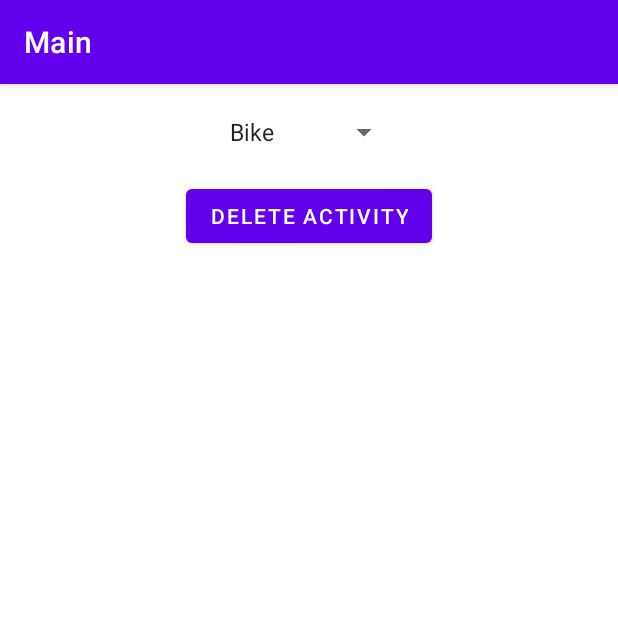
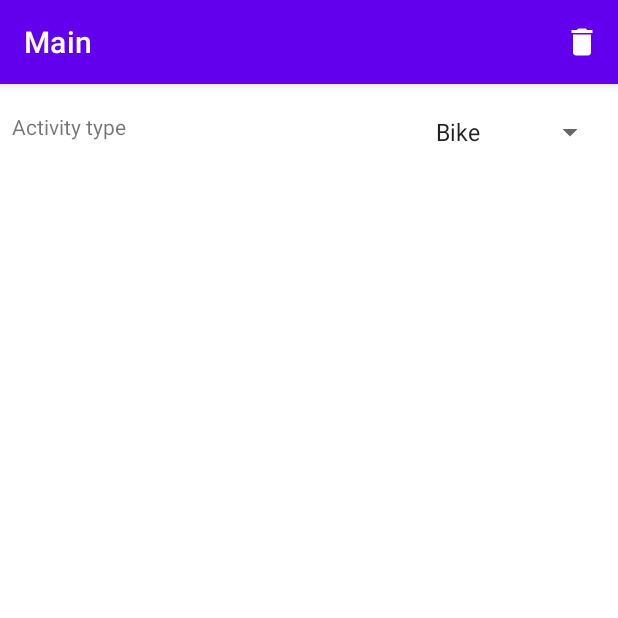
Before and after one commit to AdrianMiozga/Franko, an Android app: the fragment ActivityEditFragment placed in its activity, on a phone screen of 412 x 824 dp, the top half of it. Run offline under Robolectric (Android 15) with nearby library versions, the phone set to English and light mode, and no system bars; our stand-ins replace Dagger/Hilt's generated code, Firebase (no records; nobody signed in at launch, a user with empty details on screens opened directly), navigation-ui; libraries missing offline, so code that uses them is left out: com.firebase.ui; 2 statements that could not run were skipped.

Commit message:
Move Delete Activity to menu

```diff
--- a/app/src/main/java/org/wentura/franko/activityedit/ActivityEditFragment.kt
+++ b/app/src/main/java/org/wentura/franko/activityedit/ActivityEditFragment.kt
@@ -1,6 +1,9 @@
 package org.wentura.franko.activityedit
 
 import android.os.Bundle
+import android.view.Menu
+import android.view.MenuInflater
+import android.view.MenuItem
 import android.view.View
 import android.widget.AdapterView
 import androidx.appcompat.app.AlertDialog
@@ -36,25 +39,6 @@
         val binding = FragmentActivityEditBinding.bind(view)
         fragmentActivityEditBinding = binding
 
-        val activityDelete = binding.activityEditDelete
-
-        activityDelete.setOnClickListener {
-            AlertDialog
-                .Builder(requireContext())
-                .setMessage(getString(R.string.delete_activity_dialog_message))
-                .setPositiveButton(R.string.delete) { _, _ ->
-                    activityRepository
-                        .deleteActivity(args.id)
-                        .addOnSuccessListener {
-                            Navigation.findNavController(view).navigateUp()
-                            Navigation.findNavController(view).navigateUp()
-                        }
-                }
-                .setNegativeButton(R.string.cancel) { _, _ -> }
-                .create()
-                .show()
-        }
-
         val spinner = binding.activityEditActivitySpinner
         spinner.onItemSelectedListener = this
 
@@ -65,6 +49,37 @@
             val id = resources.getStringArray(R.array.activities_array).indexOf(activityType)
 
             spinner.setSelection(id)
+        }
+
+        setHasOptionsMenu(true)
+    }
+
+    override fun onCreateOptionsMenu(menu: Menu, inflater: MenuInflater) {
+        inflater.inflate(R.menu.menu_delete, menu)
+    }
+
+    override fun onOptionsItemSelected(item: MenuItem): Boolean {
+        return when (item.itemId) {
+            R.id.delete -> {
+                AlertDialog
+                    .Builder(requireContext())
+                    .setMessage(getString(R.string.delete_activity_dialog_message))
+                    .setPositiveButton(R.string.delete) { _, _ ->
+                        activityRepository
+                            .deleteActivity(args.id)
+                            .addOnSuccessListener {
+                                view?.let { view ->
+                                    Navigation.findNavController(view).navigateUp()
+                                    Navigation.findNavController(view).navigateUp()
+                                }
+                            }
+                    }
+                    .setNegativeButton(R.string.cancel) { _, _ -> }
+                    .create()
+                    .show()
+                true
+            }
+            else -> super.onOptionsItemSelected(item)
         }
     }
 
--- /dev/null
+++ b/app/src/main/res/drawable/ic_delete.xml
@@ -0,0 +1,11 @@
+<vector
+    xmlns:android="http://schemas.android.com/apk/res/android"
+    android:width="24dp"
+    android:height="24dp"
+    android:tint="?attr/colorControlNormal"
+    android:viewportWidth="24"
+    android:viewportHeight="24">
+    <path
+        android:fillColor="@android:color/white"
+        android:pathData="M6,19c0,1.1 0.9,2 2,2h8c1.1,0 2,-0.9 2,-2V7H6v12zM19,4h-3.5l-1,-1h-5l-1,1H5v2h14V4z" />
+</vector>
--- a/app/src/main/res/layout/fragment_activity_edit.xml
+++ b/app/src/main/res/layout/fragment_activity_edit.xml
@@ -4,6 +4,16 @@
     xmlns:app="http://schemas.android.com/apk/res-auto"
     android:layout_width="match_parent"
     android:layout_height="match_parent">
+
+    <TextView
+        android:id="@+id/activity_edit_activity_type"
+        android:layout_width="wrap_content"
+        android:layout_height="wrap_content"
+        android:layout_margin="8dp"
+        android:text="@string/activity_type"
+        app:layout_constraintBottom_toBottomOf="@id/activity_edit_activity_spinner"
+        app:layout_constraintStart_toStartOf="parent"
+        app:layout_constraintTop_toTopOf="parent" />
 
     <Spinner
         android:id="@+id/activity_edit_activity_spinner"
@@ -12,17 +22,6 @@
         android:layout_margin="8dp"
         android:entries="@array/activities_array"
         app:layout_constraintEnd_toEndOf="parent"
-        app:layout_constraintStart_toStartOf="parent"
         app:layout_constraintTop_toTopOf="parent" />
 
-    <Button
-        android:id="@+id/activity_edit_delete"
-        android:layout_width="wrap_content"
-        android:layout_height="wrap_content"
-        android:layout_margin="8dp"
-        android:text="@string/delete_activity"
-        app:layout_constraintEnd_toEndOf="parent"
-        app:layout_constraintStart_toStartOf="parent"
-        app:layout_constraintTop_toBottomOf="@id/activity_edit_activity_spinner" />
-
 </androidx.constraintlayout.widget.ConstraintLayout>
--- /dev/null
+++ b/app/src/main/res/menu/menu_delete.xml
@@ -0,0 +1,12 @@
+<?xml version="1.0" encoding="utf-8"?>
+<menu
+    xmlns:android="http://schemas.android.com/apk/res/android"
+    xmlns:app="http://schemas.android.com/apk/res-auto">
+
+    <item
+        android:id="@+id/delete"
+        android:icon="@drawable/ic_delete"
+        android:title="@string/delete"
+        app:showAsAction="ifRoom" />
+
+</menu>
--- a/app/src/main/res/values/strings.xml
+++ b/app/src/main/res/values/strings.xml
@@ -66,6 +66,7 @@
     <string name="discard">Discard</string>
     <string name="location_permissions_needed_dialog_title">Location Permission Needed</string>
     <string name="location_permissions_needed_dialog_message">This app needs the Location permission, please accept to use location functionality</string>
+    <string name="activity_type">Activity type</string>
 
     <!-- String plurals -->
     <plurals name="number_following">
```
Also changed, not shown: 1 other file.
